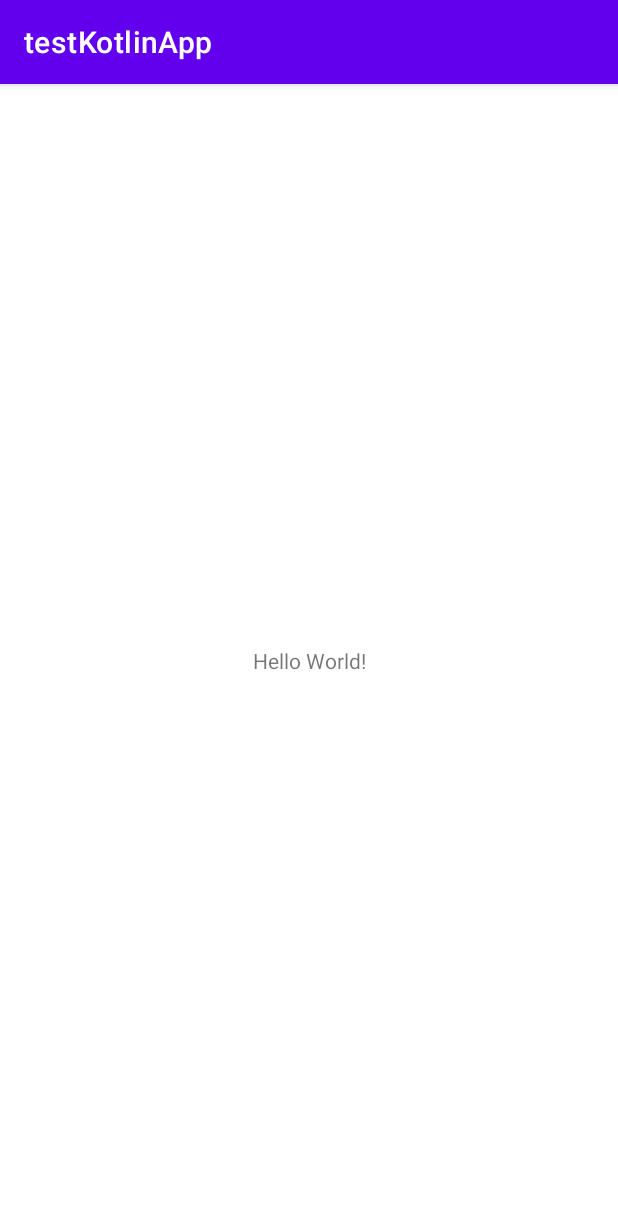
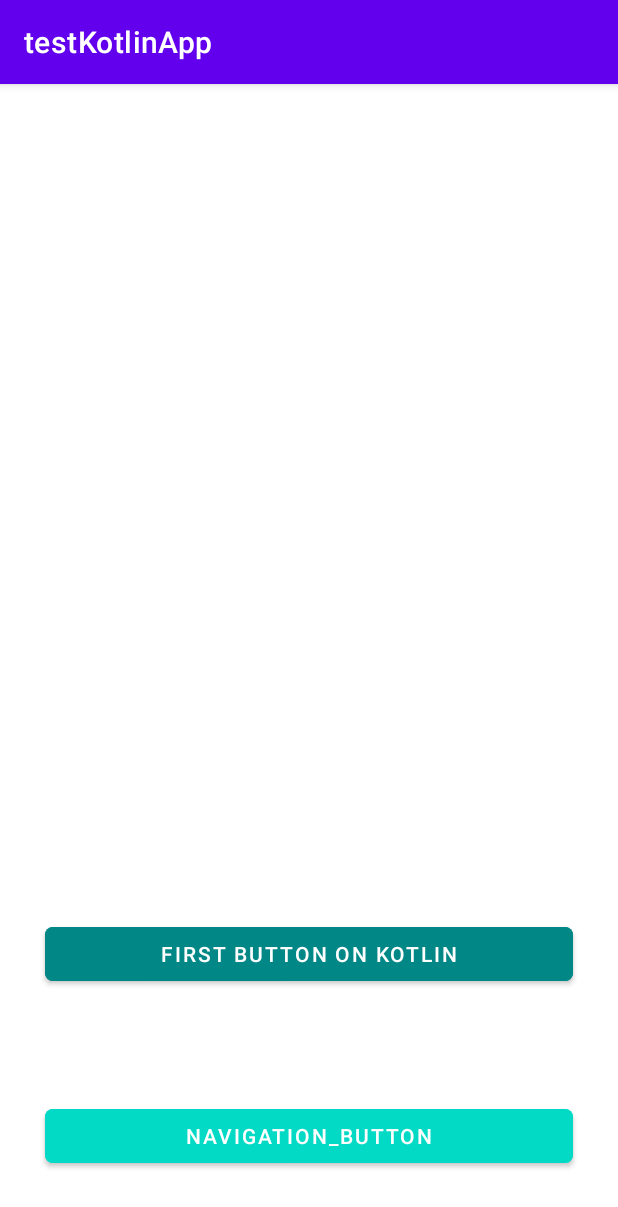
Before and after one commit to PavelKhromovAndrS/testKotlinApp, an Android app: the screen it shows after launch (MainActivity), on a phone screen of 412 x 824 dp. Shown: the top 1207 px of the screen. Run offline under Robolectric (Android 15) with nearby library versions, the phone set to English and light mode, and no system bars.

```diff
--- a/app/src/main/AndroidManifest.xml
+++ b/app/src/main/AndroidManifest.xml
@@ -10,7 +10,7 @@
         android:supportsRtl="true"
         android:theme="@style/Theme.TestKotlinApp">
         <activity
-            android:name=".MainActivity"
+            android:name=".ui.MainActivity"
             android:exported="true">
             <intent-filter>
                 <action android:name="android.intent.action.MAIN" />
--- /dev/null
+++ b/app/src/main/java/com/example/testkotlinapp/data/TestDataClass.kt
@@ -0,0 +1,3 @@
+package com.example.testkotlinapp.data
+
+data class Movie(val title: String, val description: String, val rating: Int)
--- a/app/src/main/java/com/example/testkotlinapp/MainActivity.kt
+++ b/app/src/main/java/com/example/testkotlinapp/ui/MainActivity.kt
@@ -1,7 +1,8 @@
-package com.example.testkotlinapp
+package com.example.testkotlinapp.ui
 
 import androidx.appcompat.app.AppCompatActivity
 import android.os.Bundle
+import com.example.testkotlinapp.R
 
 class MainActivity : AppCompatActivity() {
     override fun onCreate(savedInstanceState: Bundle?) {
--- /dev/null
+++ b/app/src/main/java/com/example/testkotlinapp/ui/MainFragment.kt
@@ -0,0 +1,70 @@
+package com.example.testkotlinapp.ui
+
+import android.os.Bundle
+import androidx.fragment.app.Fragment
+import android.view.LayoutInflater
+import android.view.View
+import android.view.ViewGroup
+import android.widget.Button
+import android.widget.LinearLayout
+import android.widget.TextView
+import android.widget.Toast
+import androidx.navigation.fragment.NavHostFragment
+import com.example.testkotlinapp.R
+import com.example.testkotlinapp.data.Movie
+import com.example.testkotlinapp.data.TestObject
+
+class MainFragment : Fragment() {
+
+    override fun onCreateView(
+        inflater: LayoutInflater, container: ViewGroup?,
+        savedInstanceState: Bundle?
+    ): View? {
+        return inflater.inflate(R.layout.fragment_main, container, false)
+    }
+
+    override fun onViewCreated(view: View, savedInstanceState: Bundle?) {
+        super.onViewCreated(view, savedInstanceState)
+
+        val button: Button = view.findViewById(R.id.first_kotlin_button)
+        val button1: Button = view.findViewById(R.id.navigation_button)
+        button.setOnClickListener(View.OnClickListener {
+            Toast.makeText(context, "Hello Kotta", Toast.LENGTH_LONG).show()
+            showMovie()
+        })
+
+        button.setOnLongClickListener(View.OnLongClickListener {
+            Toast.makeText(context, showMovieLong(), Toast.LENGTH_LONG).show()
+            true
+        })
+
+        button1.setOnClickListener(View.OnClickListener {
+            NavHostFragment.findNavController(this)
+                .navigate(R.id.action_mainFragment_to_otherFragment);
+        })
+    }
+
+    private fun showMovieLong(): String {
+        var movieList: List<Movie> = TestObject.getMovieList()
+        return movieList[0].title
+    }
+
+    private fun showMovie() {
+        val movie1 = Movie("Matrix:Trilogy", "Beautiful movies!", 10)
+        val moviesListRoot: LinearLayout = view?.findViewById(R.id.movies_root)!!
+
+        val itemView: View =
+            LayoutInflater.from(context).inflate(R.layout.item_movie, moviesListRoot, false)
+
+        val movieTitle: TextView = itemView.findViewById(R.id.movie_title)
+        movieTitle.setText(movie1.title)
+
+        val movieDescription: TextView = itemView.findViewById(R.id.movie_description)
+        movieDescription.setText(movie1.description)
+
+        val movieRating: TextView = itemView.findViewById(R.id.movie_rating)
+        movieRating.setText(movie1.rating.toString())
+
+        moviesListRoot.addView(itemView)
+    }
+}
--- a/app/src/main/res/layout/activity_main.xml
+++ b/app/src/main/res/layout/activity_main.xml
@@ -1,18 +1,11 @@
 <?xml version="1.0" encoding="utf-8"?>
-<androidx.constraintlayout.widget.ConstraintLayout xmlns:android="http://schemas.android.com/apk/res/android"
+<androidx.fragment.app.FragmentContainerView xmlns:android="http://schemas.android.com/apk/res/android"
     xmlns:app="http://schemas.android.com/apk/res-auto"
     xmlns:tools="http://schemas.android.com/tools"
+    android:id="@+id/container"
+    android:name="androidx.navigation.fragment.NavHostFragment"
     android:layout_width="match_parent"
     android:layout_height="match_parent"
-    tools:context=".MainActivity">
-
-    <TextView
-        android:layout_width="wrap_content"
-        android:layout_height="wrap_content"
-        android:text="Hello World!"
-        app:layout_constraintBottom_toBottomOf="parent"
-        app:layout_constraintLeft_toLeftOf="parent"
-        app:layout_constraintRight_toRightOf="parent"
-        app:layout_constraintTop_toTopOf="parent" />
-
-</androidx.constraintlayout.widget.ConstraintLayout>
+    app:defaultNavHost="true"
+    app:navGraph="@navigation/nav_graph"
+    tools:context=".ui.MainActivity" />
--- /dev/null
+++ b/app/src/main/res/layout/fragment_main.xml
@@ -0,0 +1,44 @@
+<?xml version="1.0" encoding="utf-8"?>
+<androidx.constraintlayout.widget.ConstraintLayout xmlns:android="http://schemas.android.com/apk/res/android"
+    xmlns:app="http://schemas.android.com/apk/res-auto"
+    xmlns:tools="http://schemas.android.com/tools"
+    android:layout_width="match_parent"
+    android:layout_height="match_parent"
+    tools:context=".ui.MainFragment">
+
+    <LinearLayout
+        android:id="@+id/movies_root"
+        android:layout_width="wrap_content"
+        android:layout_height="@dimen/height"
+        android:orientation="vertical"
+        app:layout_constraintBottom_toTopOf="@id/first_kotlin_button"
+        app:layout_constraintStart_toStartOf="parent"
+        app:layout_constraintTop_toTopOf="parent" />
+
+    <com.google.android.material.button.MaterialButton
+        android:id="@+id/first_kotlin_button"
+        android:layout_width="match_parent"
+        android:layout_height="wrap_content"
+        android:layout_margin="@dimen/button_margin"
+        android:backgroundTint="@color/teal_700"
+        android:text="@string/first_button_on_kotlin"
+        app:cornerRadius="@dimen/button_c_radius"
+        app:layout_constraintBottom_toTopOf="@id/navigation_button"
+        app:layout_constraintEnd_toEndOf="parent"
+        app:layout_constraintStart_toStartOf="parent"
+        app:layout_constraintTop_toBottomOf="@id/movies_root" />
+
+    <com.google.android.material.button.MaterialButton
+        android:id="@+id/navigation_button"
+        android:layout_width="match_parent"
+        android:layout_height="wrap_content"
+        android:layout_margin="@dimen/button_margin"
+        android:backgroundTint="@color/teal_200"
+        android:text="@string/navigation_button"
+        app:cornerRadius="@dimen/button_c_radius"
+        app:layout_constraintBottom_toBottomOf="parent"
+        app:layout_constraintEnd_toEndOf="parent"
+        app:layout_constraintStart_toStartOf="parent"
+        app:layout_constraintTop_toBottomOf="@id/first_kotlin_button" />
+
+</androidx.constraintlayout.widget.ConstraintLayout>
--- /dev/null
+++ b/app/src/main/res/navigation/nav_graph.xml
@@ -0,0 +1,26 @@
+<?xml version="1.0" encoding="utf-8"?>
+<navigation xmlns:android="http://schemas.android.com/apk/res/android"
+    xmlns:app="http://schemas.android.com/apk/res-auto"
+    xmlns:tools="http://schemas.android.com/tools"
+    android:id="@+id/nav_graph"
+    app:startDestination="@id/mainFragment">
+
+    <fragment
+        android:id="@+id/mainFragment"
+        android:name="com.example.testkotlinapp.ui.MainFragment"
+        android:label="fragment_main"
+        tools:layout="@layout/fragment_main" >
+        <action
+            android:id="@+id/action_mainFragment_to_otherFragment"
+            app:destination="@id/otherFragment" />
+    </fragment>
+    <fragment
+        android:id="@+id/otherFragment"
+        android:name="com.example.testkotlinapp.ui.OtherFragment"
+        android:label="fragment_other"
+        tools:layout="@layout/fragment_other" >
+        <action
+            android:id="@+id/action_otherFragment_to_mainFragment"
+            app:destination="@id/mainFragment" />
+    </fragment>
+</navigation>
--- /dev/null
+++ b/app/src/main/res/values/dimens.xml
@@ -0,0 +1,8 @@
+<?xml version="1.0" encoding="utf-8"?>
+<resources>
+    <dimen name="button_margin">30sp</dimen>
+    <dimen name="button_c_radius">5sp</dimen>
+    <dimen name="item_movie_margin">10sp</dimen>
+    <dimen name="text_size">20sp</dimen>
+    <dimen name="height">500sp</dimen>
+</resources>
--- a/app/src/main/res/values/strings.xml
+++ b/app/src/main/res/values/strings.xml
@@ -1,3 +1,9 @@
 <resources>
     <string name="app_name">testKotlinApp</string>
+    <!-- TODO: Remove or change this placeholder text -->
+    <string name="hello_blank_fragment">Hello blank fragment</string>
+    <string name="first_button_on_kotlin">First button on Kotlin</string>
+    <string name="navigation_fragment">Navigation fragment</string>
+    <string name="navigation_button">navigation_button</string>
+    <string name="back">Back</string>
 </resources>
```
Also changed, not shown: app/build.gradle (+6 -1 lines), app/src/main/java/com/example/testkotlinapp/data/TestObject.kt (added, +11 -0 lines), app/src/main/java/com/example/testkotlinapp/ui/OtherFragment.kt (added, +31 -0 lines), app/src/main/res/layout/fragment_other.xml (added, +26 -0 lines), app/src/main/res/layout/item_movie.xml (added, +45 -0 lines).
